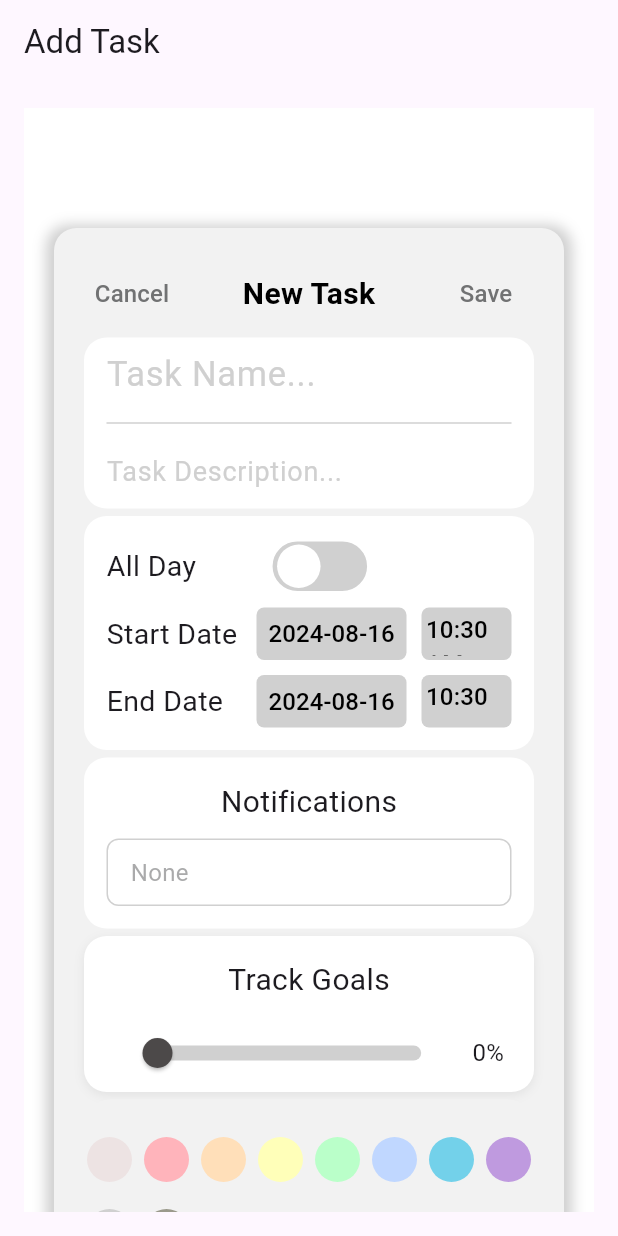
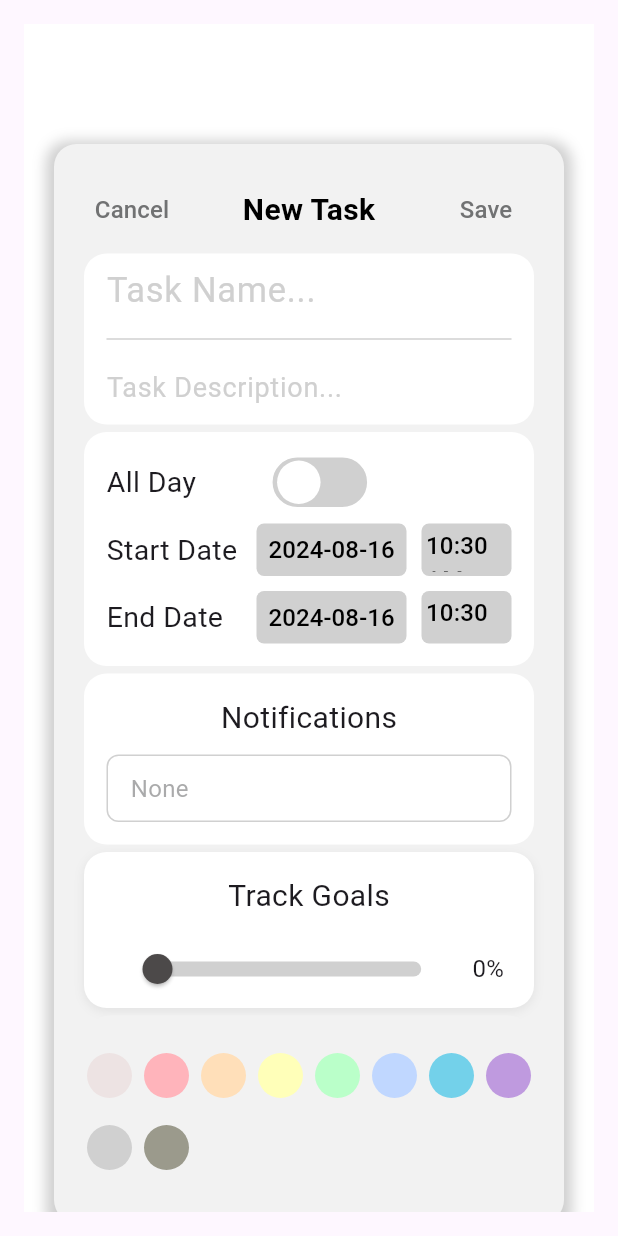
Before and after one commit to Fah4664/reminder-application, a Flutter app: the screen it shows after launch, item 2 of the bottom bar chosen, on a phone screen of 412 x 824 dp. Run offline on Flutter 3.47's test engine with Material 3 defaults, Android fonts, the phone set to English and light mode, and no system bars; our stand-ins replace flutter_local_notifications.

Commit message:
Update add_task_page.dart

```diff
--- a/lib/add_task_page.dart
+++ b/lib/add_task_page.dart
@@ -6,12 +6,8 @@ class AddTaskPage extends StatelessWidget {
 
   @override
   Widget build(BuildContext context) {
-    return Scaffold(
-      appBar: AppBar(
-        title: const Text('Add Task'),
-        automaticallyImplyLeading: false, // ปิดการแสดงปุ่มย้อนกลับ
-      ),
-      body: const Padding(
+    return const Scaffold(
+      body: Padding(
         padding: EdgeInsets.all(16.0),
         child: TaskForm(),
       ),
```
